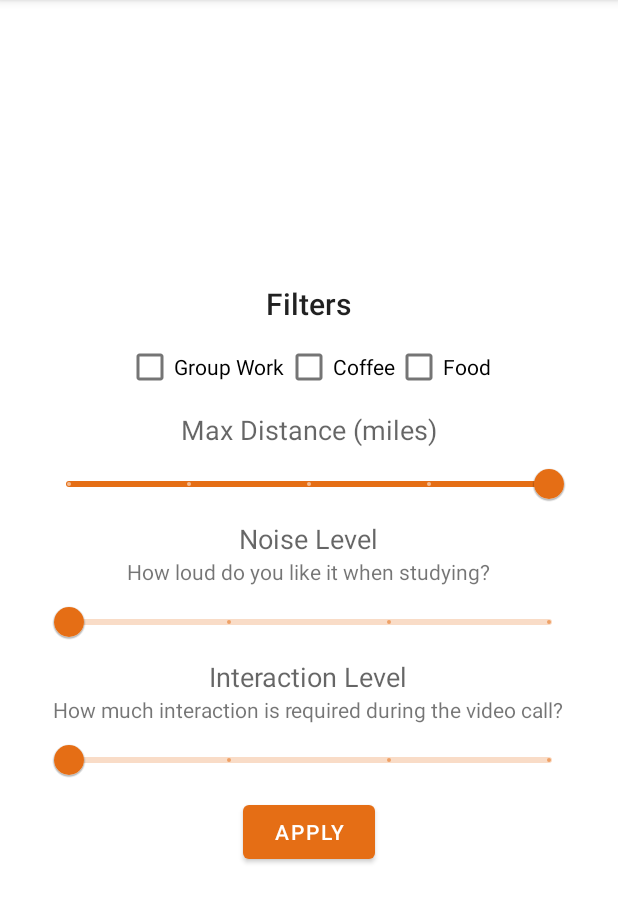
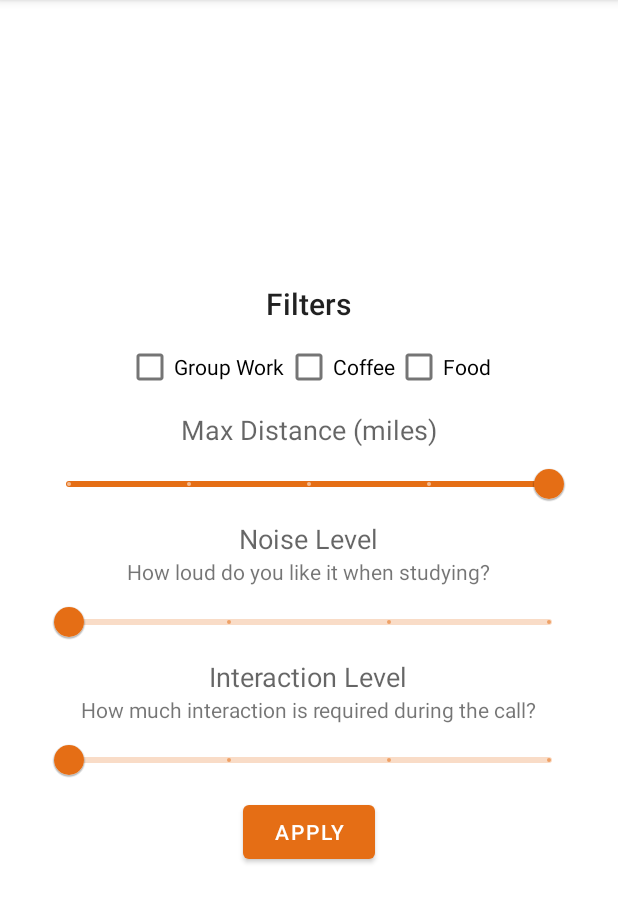
Before and after one commit to Scc33/iStudySpaces, an Android app: the screen it shows after launch (FilterActivity), after a tap on "FILTERS", on a phone screen of 412 x 824 dp, the part 84-1007 px from its top. Run offline under Robolectric (Android 15) with nearby library versions, the phone set to English and light mode, and no system bars.

Commit message:
Move call to one line

```diff
--- a/iStudySpace/app/src/main/res/layout/activity_filter.xml
+++ b/iStudySpace/app/src/main/res/layout/activity_filter.xml
@@ -97,7 +97,7 @@
                 style="@style/TextAppearance.AppCompat.Medium"/>
             <TextView
                 android:id="@+id/interactionDescription"
-                android:text="How much interaction is required during the video call?"
+                android:text="How much interaction is required during the call?"
                 android:layout_width="wrap_content"
                 android:layout_height="wrap_content"
                 android:tooltipText="Send an email"/>
--- a/iStudySpace/app/src/main/res/layout/activity_main.xml
+++ b/iStudySpace/app/src/main/res/layout/activity_main.xml
@@ -68,9 +68,9 @@
                 android:layout_width="match_parent"
                 android:layout_height="match_parent"
                 android:elevation="0dp"
+                android:background="@drawable/layout_bg"
                 app:layout_constraintStart_toStartOf="parent"
                 tools:layout_editor_absoluteY="0dp" />
-
             <Button
                 android:id="@+id/centerMap"
                 android:layout_width="40dp"
@@ -82,7 +82,6 @@
                 android:translationY="450dp"
                 app:layout_constraintEnd_toEndOf="parent"
                 app:layout_constraintTop_toTopOf="parent" />
-
         </androidx.constraintlayout.widget.ConstraintLayout>
     </LinearLayout>
 
```
